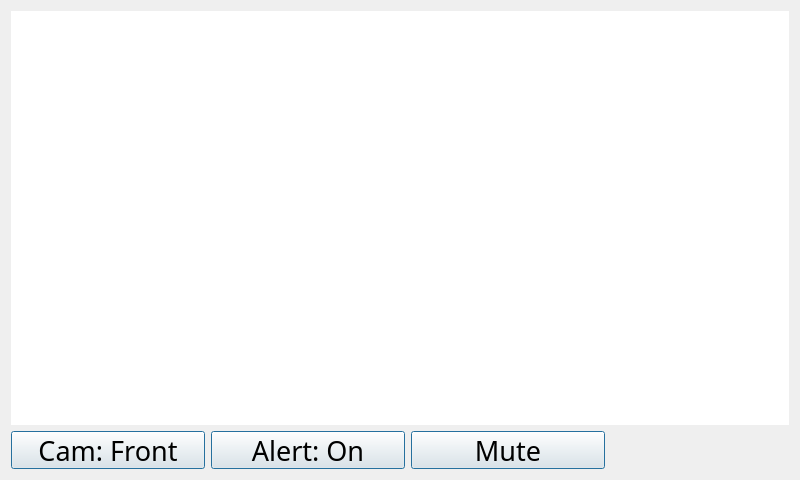
vietanhdev/open-adas, file src/user_interface/main_window.ui: the form before one commit.
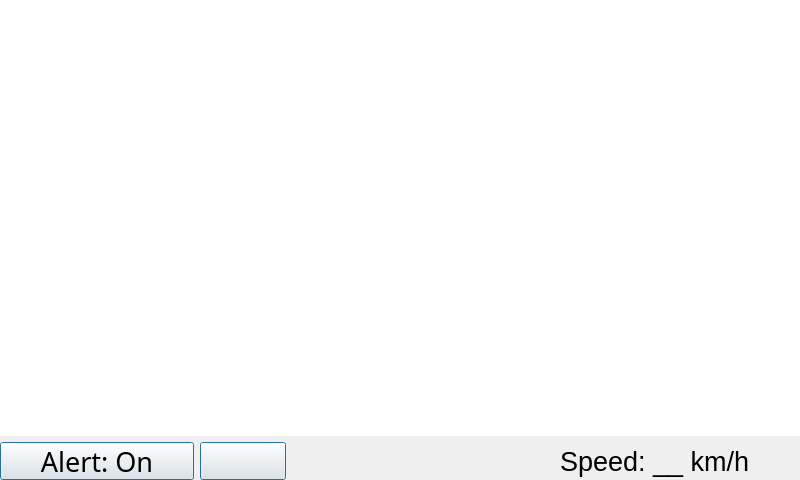
The form after the commit. Icons and pictures are not drawn.

Diff of the .ui file:
```diff
--- a/src/user_interface/main_window.ui
+++ b/src/user_interface/main_window.ui
@@ -22,8 +22,23 @@
   <property name="styleSheet">
    <string notr="true"/>
   </property>
+  <property name="tabShape">
+   <enum>QTabWidget::Rounded</enum>
+  </property>
   <widget class="QWidget" name="centralWidget">
    <layout class="QGridLayout" name="gridLayout">
+    <property name="leftMargin">
+     <number>0</number>
+    </property>
+    <property name="topMargin">
+     <number>0</number>
+    </property>
+    <property name="rightMargin">
+     <number>0</number>
+    </property>
+    <property name="bottomMargin">
+     <number>0</number>
+    </property>
     <item row="0" column="2">
      <layout class="QVBoxLayout" name="verticalLayout">
       <item>
@@ -56,49 +71,6 @@
       </item>
       <item>
        <layout class="QHBoxLayout" name="horizontalLayout">
-        <item>
-         <widget class="QPushButton" name="changeCamBtn">
-          <property name="sizePolicy">
-           <sizepolicy hsizetype="Fixed" vsizetype="Minimum">
-            <horstretch>0</horstretch>
-            <verstretch>0</verstretch>
-           </sizepolicy>
-          </property>
-          <property name="minimumSize">
-           <size>
-            <width>194</width>
-            <height>38</height>
-           </size>
-          </property>
-          <property name="styleSheet">
-           <string notr="true">font: 20pt 14pt;
-padding-right: 10px;
-padding-left: 10px;</string>
-          </property>
-          <property name="text">
-           <string>Cam: Front</string>
-          </property>
-          <property name="icon">
-           <iconset resource="../../resources.qrc">
-            <normaloff>:/resources/images/flip-camera.png</normaloff>:/resources/images/flip-camera.png</iconset>
-          </property>
-          <property name="iconSize">
-           <size>
-            <width>32</width>
-            <height>32</height>
-           </size>
-          </property>
-          <property name="checkable">
-           <bool>false</bool>
-          </property>
-          <property name="default">
-           <bool>true</bool>
-          </property>
-          <property name="flat">
-           <bool>false</bool>
-          </property>
-         </widget>
-        </item>
         <item alignment="Qt::AlignLeft|Qt::AlignTop">
          <widget class="QPushButton" name="alertBtn">
           <property name="sizePolicy">
@@ -152,7 +124,7 @@
           </property>
           <property name="minimumSize">
            <size>
-            <width>194</width>
+            <width>50</width>
             <height>38</height>
            </size>
           </property>
@@ -162,7 +134,7 @@
 padding-left: 10px;</string>
           </property>
           <property name="text">
-           <string>Mute</string>
+           <string/>
           </property>
           <property name="icon">
            <iconset resource="../../resources.qrc">
@@ -198,6 +170,21 @@
           </property>
          </spacer>
         </item>
+        <item>
+         <widget class="QLabel" name="label">
+          <property name="font">
+           <font>
+            <pointsize>20</pointsize>
+           </font>
+          </property>
+          <property name="autoFillBackground">
+           <bool>true</bool>
+          </property>
+          <property name="text">
+           <string>Speed: __ km/h</string>
+          </property>
+         </widget>
+        </item>
         <item>
          <widget class="QPushButton" name="menuBtn">
           <property name="sizePolicy">
```
Left out of the diff: 2 changed lines with no effect on the pictures.
